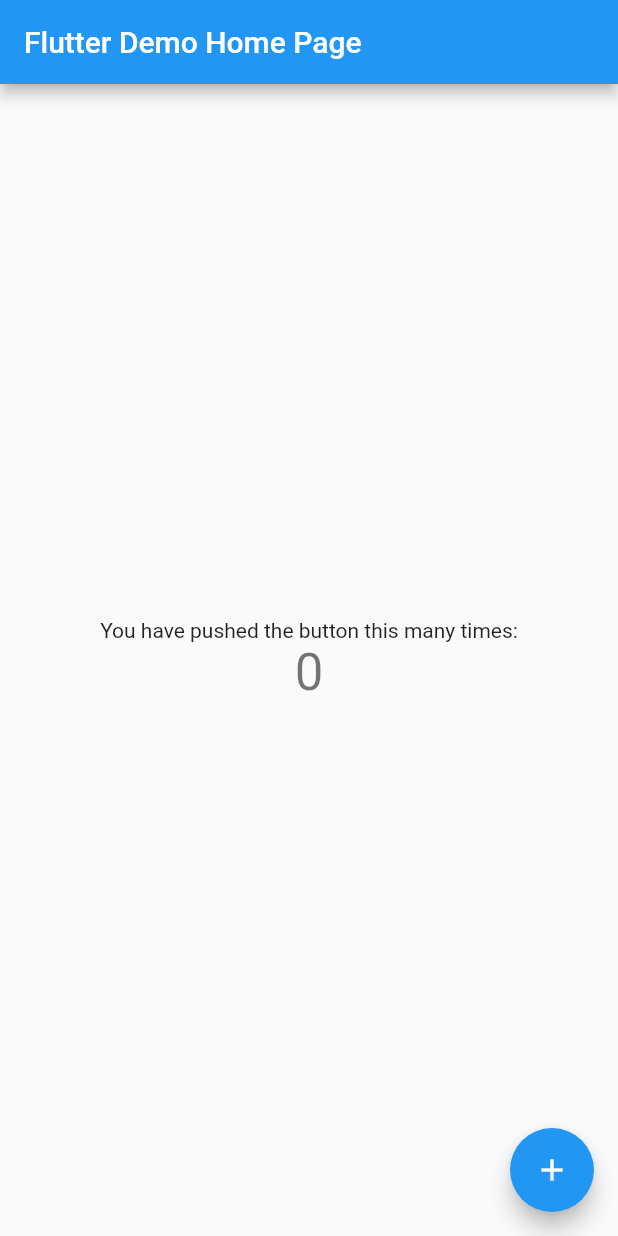
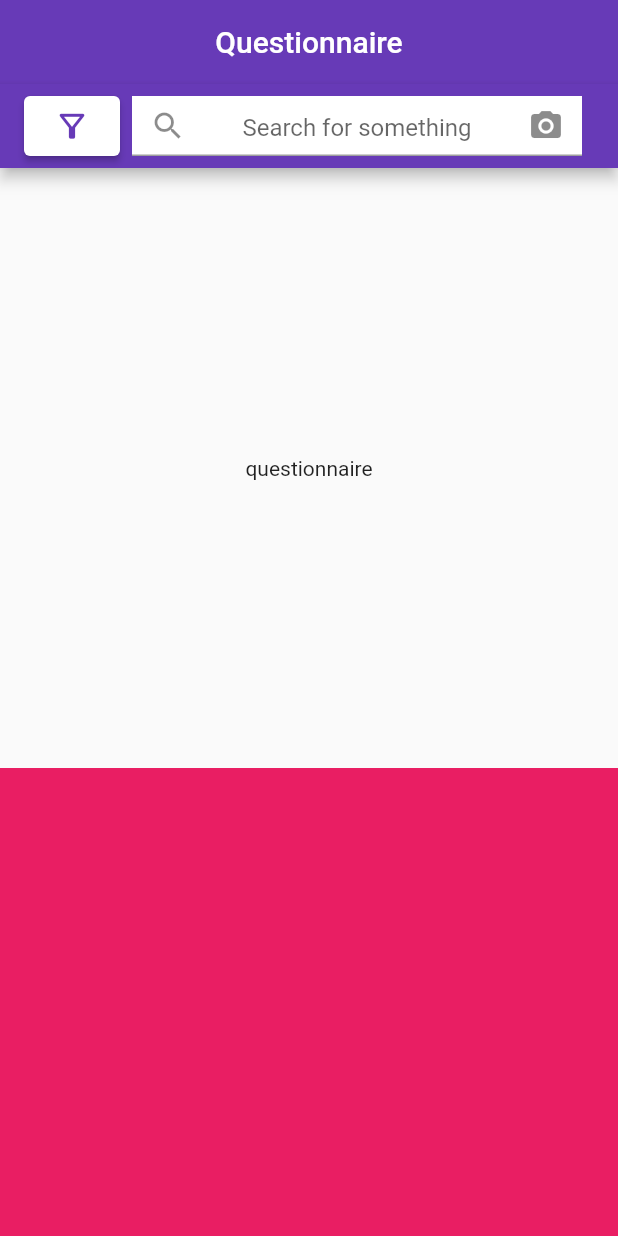
Before and after one commit to bodrulamin/fqna, a Flutter app: the screen it shows after launch, on a phone screen of 412 x 824 dp. Run offline on Flutter 3.47's test engine with Material 2 defaults, Android fonts, the phone set to English and light mode, and no system bars.

Commit message:
Appbar in flutter

```diff
--- a/client-mobile/lib/main.dart
+++ b/client-mobile/lib/main.dart
@@ -1,115 +1,108 @@
 import 'package:flutter/material.dart';
 
 void main() {
-  runApp(const MyApp());
+  runApp(MyApp());
 }
 
 class MyApp extends StatelessWidget {
-  const MyApp({Key? key}) : super(key: key);
-
-  // This widget is the root of your application.
   @override
   Widget build(BuildContext context) {
     return MaterialApp(
-      title: 'Flutter Demo',
+        // Remove the debug banner
+        debugShowCheckedModeBanner: false,
+        title: 'Questionnaire',
         theme: ThemeData(
-        // This is the theme of your application.
-        //
-        // Try running your application with "flutter run". You'll see the
-        // application has a blue toolbar. Then, without quitting the app, try
-        // changing the primarySwatch below to Colors.green and then invoke
-        // "hot reload" (press "r" in the console where you ran "flutter run",
-        // or simply save your changes to "hot reload" in a Flutter IDE).
-        // Notice that the counter didn't reset back to zero; the application
-        // is not restarted.
-        primarySwatch: Colors.blue,
+          primarySwatch: Colors.deepPurple,
         ),
-      home: const MyHomePage(title: 'Flutter Demo Home Page'),
-    );
+        home: HomePage());
   }
 }
 
-class MyHomePage extends StatefulWidget {
-  const MyHomePage({Key? key, required this.title}) : super(key: key);
-
-  // This widget is the home page of your application. It is stateful, meaning
-  // that it has a State object (defined below) that contains fields that affect
-  // how it looks.
-
-  // This class is the configuration for the state. It holds the values (in this
-  // case the title) provided by the parent (in this case the App widget) and
-  // used by the build method of the State. Fields in a Widget subclass are
-  // always marked "final".
-
-  final String title;
+class HomePage extends StatefulWidget {
+  const HomePage({Key? key}) : super(key: key);
 
   @override
-  State<MyHomePage> createState() => _MyHomePageState();
+  _HomePageState createState() => _HomePageState();
 }
 
-class _MyHomePageState extends State<MyHomePage> {
-  int _counter = 0;
-
-  void _incrementCounter() {
-    setState(() {
-      // This call to setState tells the Flutter framework that something has
-      // changed in this State, which causes it to rerun the build method below
-      // so that the display can reflect the updated values. If we changed
-      // _counter without calling setState(), then the build method would not be
-      // called again, and so nothing would appear to happen.
-      _counter++;
-    });
-  }
-
+class _HomePageState extends State<HomePage> {
   @override
   Widget build(BuildContext context) {
-    // This method is rerun every time setState is called, for instance as done
-    // by the _incrementCounter method above.
-    //
-    // The Flutter framework has been optimized to make rerunning build methods
-    // fast, so that you can just rebuild anything that needs updating rather
-    // than having to individually change instances of widgets.
     return Scaffold(
-      appBar: AppBar(
-        // Here we take the value from the MyHomePage object that was created by
-        // the App.build method, and use it to set our appbar title.
-        title: Text(widget.title),
+      body: CustomScrollView(
+        slivers: [
+          SliverAppBar(
+            floating: true,
+            pinned: true,
+            snap: false,
+            centerTitle: false,
+            title: Center(
+              child: Text('Questionnaire'),
             ),
-      body: Center(
-        // Center is a layout widget. It takes a single child and positions it
-        // in the middle of the parent.
-        child: Column(
-          // Column is also a layout widget. It takes a list of children and
-          // arranges them vertically. By default, it sizes itself to fit its
-          // children horizontally, and tries to be as tall as its parent.
-          //
-          // Invoke "debug painting" (press "p" in the console, choose the
-          // "Toggle Debug Paint" action from the Flutter Inspector in Android
-          // Studio, or the "Toggle Debug Paint" command in Visual Studio Code)
-          // to see the wireframe for each widget.
-          //
-          // Column has various properties to control how it sizes itself and
-          // how it positions its children. Here we use mainAxisAlignment to
-          // center the children vertically; the main axis here is the vertical
-          // axis because Columns are vertical (the cross axis would be
-          // horizontal).
-          mainAxisAlignment: MainAxisAlignment.center,
-          children: <Widget>[
-            const Text(
-              'You have pushed the button this many times:',
+            bottom: AppBar(
+              title: Column(
+                children: [
+                  Row(
+                    children: [
+              ButtonTheme(
+              //minWidth: 200.0,
+                height: 40.0,
+                child: ElevatedButton(
+                  onPressed: () {},
+                  style: ElevatedButton.styleFrom(
+                    primary: Colors.white,
+
+
+                    padding: const EdgeInsets.all(7.5),
+
+                    //textStyle: const TextStyle(fontSize: 20),
                   ),
-            Text(
-              '$_counter',
-              style: Theme.of(context).textTheme.headline4,
+                  child: Icon(Icons.filter_alt_outlined, color: Colors.deepPurple, size: 25,),
+                ),
+              ),
+                      Expanded(
+                        child: Padding(
+                          padding: const EdgeInsets.all(8.0),
+                          child: Container(
+                            width: double.infinity,
+                            height: 40,
+                            color: Colors.white,
+                            child: TextField(
+                              textAlign: TextAlign.center,
+                              decoration: InputDecoration(
+                                  hintText: 'Search for something',
+                                  prefixIcon: Icon(Icons.search),
+                                  suffixIcon: Icon(Icons.camera_alt)),
+                            ),
+                          ),
+                        ),
+                      ),
+                    ],
                   ),
                 ],
               ),
             ),
-      floatingActionButton: FloatingActionButton(
-        onPressed: _incrementCounter,
-        tooltip: 'Increment',
-        child: const Icon(Icons.add),
-      ), // This trailing comma makes auto-formatting nicer for build methods.
+          ),
+
+          // Other Sliver Widgets
+          SliverList(
+            delegate: SliverChildListDelegate([
+              Container(
+                height: 400,
+                child: Center(
+                  child: Text(
+                    'questionnaire',
+                  ),
+                ),
+              ),
+              Container(
+                height: 1000,
+                color: Colors.pink,
+              ),
+            ]),
+          ),
+        ],
+      ),
     );
   }
 }
```
Also changed, not shown: 1 other file. Lines whose indentation alone changed are shown as unchanged.
